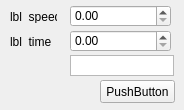
Old version of the form form-01/forms/testwindow.ui in the repository DimaGov/QT-test-0001.
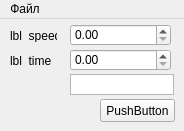
New version of the form.

```diff
--- a/form-01/forms/testwindow.ui
+++ b/form-01/forms/testwindow.ui
@@ -7,7 +7,7 @@
     <x>0</x>
     <y>0</y>
     <width>184</width>
-    <height>110</height>
+    <height>131</height>
    </rect>
   </property>
   <property name="windowTitle">
@@ -108,6 +108,28 @@
     </property>
    </widget>
   </widget>
+  <widget class="QMenuBar" name="menuBar">
+   <property name="geometry">
+    <rect>
+     <x>0</x>
+     <y>0</y>
+     <width>184</width>
+     <height>21</height>
+    </rect>
+   </property>
+   <widget class="QMenu" name="menu">
+    <property name="title">
+     <string>Файл</string>
+    </property>
+    <addaction name="action"/>
+   </widget>
+   <addaction name="menu"/>
+  </widget>
+  <action name="action">
+   <property name="text">
+    <string>О программе</string>
+   </property>
+  </action>
  </widget>
  <layoutdefault spacing="6" margin="11"/>
  <tabstops>
```
